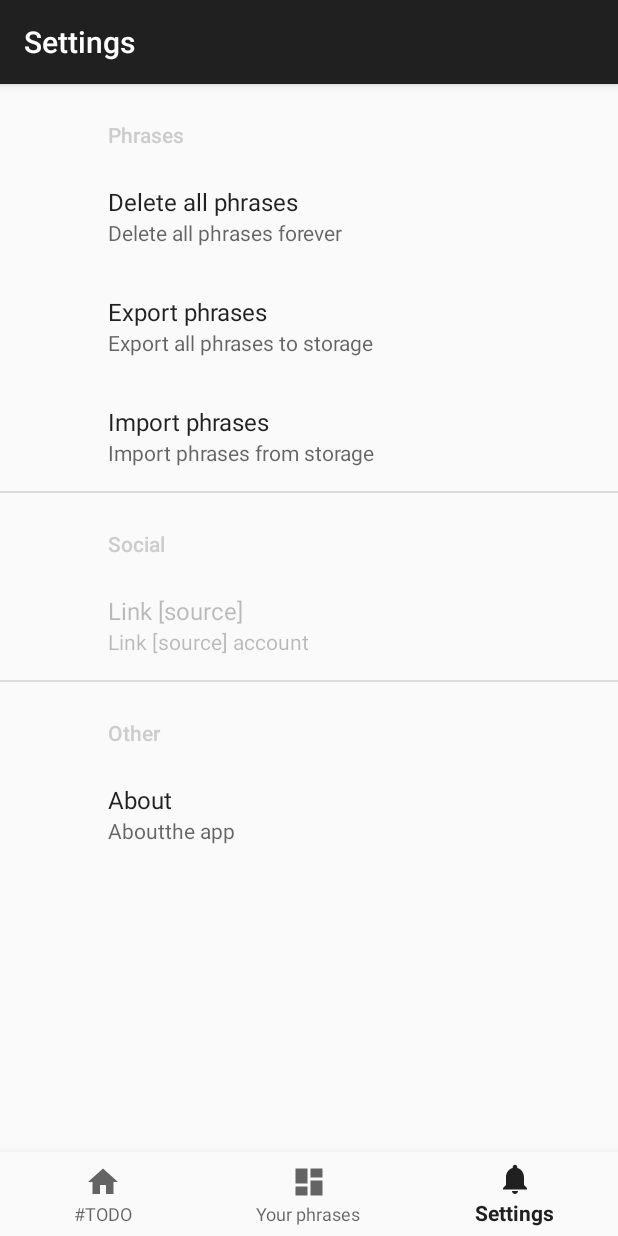
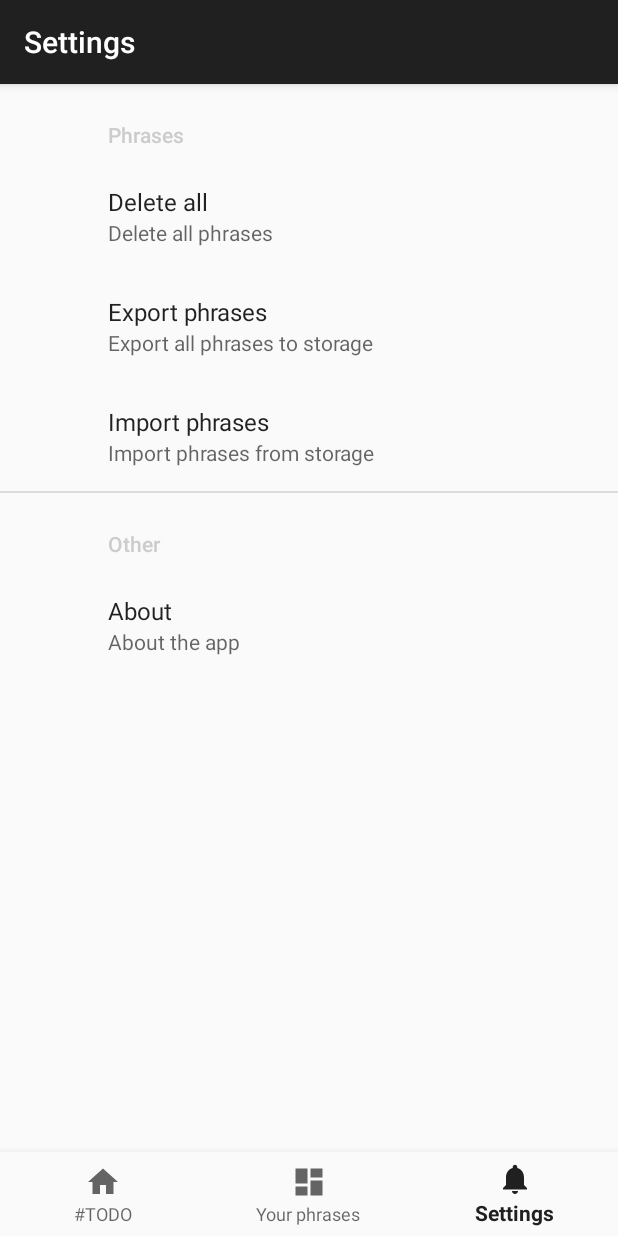
Before and after one commit to Redbu11dev/LangLearnApp, an Android app: the SettingsFragment screen opened through its navigation route, on a phone screen of 412 x 824 dp. Run offline under Robolectric (Android 15) with nearby library versions, the phone set to English and light mode, and no system bars; our stand-ins replace Room's generated code, androidx.preference, navigation-ui; libraries missing offline, so code that uses them is left out: com.github.doyaaaaaken.kotlincsv.

Commit message:
Moved strings to xml, minor code cleanup

```diff
--- a/app/src/main/java/com/redbu11/langlearnapp/ui/settings/SettingsViewModel.kt
+++ b/app/src/main/java/com/redbu11/langlearnapp/ui/settings/SettingsViewModel.kt
@@ -11,12 +11,6 @@ import kotlinx.coroutines.launch
 import java.io.File
 
 class SettingsViewModel(application: Application, private val repository: PhraseRepository) : AndroidViewModel(application) {
-
-    private val _text = MutableLiveData<String>().apply {
-        value = "This is notifications Fragment"
-    }
-    val text: LiveData<String> = _text
-
     val phrases = repository.phrases
 
     /**
--- a/app/src/main/res/layout/phrase_list_item.xml
+++ b/app/src/main/res/layout/phrase_list_item.xml
@@ -54,7 +54,7 @@
                     android:layout_width="wrap_content"
                     android:layout_height="wrap_content"
                     android:layout_marginHorizontal="10dp"
-                    android:text="Phrase (lang)"
+                    android:text="Phrase (lang):"
                     android:textSize="14sp"
                     app:layout_constraintTop_toTopOf="parent"
                     app:layout_constraintLeft_toLeftOf="parent"
@@ -78,7 +78,7 @@
                     android:layout_height="wrap_content"
                     android:layout_marginTop="10dp"
                     android:layout_marginHorizontal="10dp"
-                    android:text="Translation (lang)"
+                    android:text="Translation (lang):"
                     android:textSize="14sp"
                     app:layout_constraintTop_toBottomOf="@id/phrase_text_view"
                     app:layout_constraintLeft_toLeftOf="parent"
--- a/app/src/main/res/values/strings.xml
+++ b/app/src/main/res/values/strings.xml
@@ -7,11 +7,55 @@
     <string name="title_dashboard">Your phrases</string>
     <string name="title_settings">Settings</string>
 
+<!--    Dialogs-->
+    <string name="dialog_confirmation_default_message">Are you sure?</string>
+    <string name="dialog_confirmation_default_btn_positive">Yes</string>
+    <string name="dialog_confirmation_default_btn_negative">Cancel</string>
+
+    <string name="dialog_erase_db_message">Are you sure you want to delete all phrases permanently?</string>
+    <string name="dialog_erase_db_btn_positive">Delete</string>
+    <string name="dialog_erase_db_btn_negative">Cancel</string>
+
+<!--    Dashboard-->
+    <string name="dashboard_input_hint_phrase_language">Phrase language</string>
+    <string name="dashboard_input_hint_phrase_text">Phrase text</string>
+    <string name="dashboard_input_hint_translation_language">Translation language</string>
+    <string name="dashboard_input_hint_translation_text">Translation text</string>
+    <string name="dashboard_input_hint_notes">Notes</string>
+
     <string name="dashboard_btn_save">Save</string>
     <string name="dashboard_btn_clear_all">Clear All</string>
     <string name="dashboard_btn_update">Update</string>
     <string name="dashboard_btn_delete">Delete</string>
 
+    <string name="dashboard_error_enter_phrase_language">Please enter phrase language</string>
+    <string name="dashboard_error_enter_phrase_text">Please enter phrase text</string>
+    <string name="dashboard_error_enter_translation_language">Please enter translation language</string>
+    <string name="dashboard_error_enter_translation_text">Please enter translation text</string>
+
+    <string name="dashboard_phrase_insert_success">Phrase inserted successfully</string>
+    <string name="dashboard_phrase_update_success">phrase(s) updated successfully</string>
+    <string name="dashboard_phrase_delete_success">phrase(s) deleted successfully</string>
+
+<!--    Settings-->
+    <string name="settings_category_phrases">Phrases</string>
+    <string name="settings_pref_delete_all_name">Delete all</string>
+    <string name="settings_pref_delete_all_desc">Delete all phrases</string>
+    <string name="settings_pref_export_name">Export phrases</string>
+    <string name="settings_pref_export_desc">Export all phrases to storage</string>
+    <string name="settings_pref_import_name">Import phrases</string>
+    <string name="settings_pref_import_desc">Import phrases from storage</string>
+
+    <string name="settings_category_social">Social</string>
+
+    <string name="settings_category_other">Other</string>
+    <string name="settings_pref_about_name">About</string>
+    <string name="settings_pref_about_desc">About the app</string>
+
+    <string name="settings_view_filename">View %s</string>
+    <string name="settings_pick_csv_intent">Pick the database .csv</string>
+
+<!--    Phrase ListItem-->
     <string name="phrase_listItem_phraseLang_title">Phrase (%s):</string>
     <string name="phrase_listItem_translationLang_title">Translation (%s):</string>
 </resources>
--- a/app/src/main/res/xml/settings_pref.xml
+++ b/app/src/main/res/xml/settings_pref.xml
@@ -1,19 +1,19 @@
 <?xml version="1.0" encoding="utf-8"?>
 <androidx.preference.PreferenceScreen xmlns:android="http://schemas.android.com/apk/res/android"
     xmlns:app="http://schemas.android.com/apk/res-auto">
-    <PreferenceCategory android:title="Phrases">
+    <PreferenceCategory android:title="@string/settings_category_phrases">
         <Preference
             android:key="clear_all"
-            android:summary="Delete all phrases forever"
-            android:title="Delete all phrases" />
+            android:summary="@string/settings_pref_delete_all_desc"
+            android:title="@string/settings_pref_delete_all_name" />
         <Preference
             android:key="export_phrases"
-            android:summary="Export all phrases to storage"
-            android:title="Export phrases" />
+            android:summary="@string/settings_pref_export_desc"
+            android:title="@string/settings_pref_export_name" />
         <Preference
             android:key="import_phrases"
-            android:summary="Import phrases from storage"
-            android:title="Import phrases" />
+            android:summary="@string/settings_pref_import_desc"
+            android:title="@string/settings_pref_import_name" />
         <!--        <CheckBoxPreference-->
         <!--            android:key="clear_all"-->
         <!--            android:summary="Delete all phrases forever"-->
@@ -29,7 +29,8 @@
         <!--            android:summary="Click to switch on or off"-->
         <!--            android:title="Switch Preference" />-->
     </PreferenceCategory>
-    <PreferenceCategory android:title="Social">
+<!--    SOCIAL-->
+    <PreferenceCategory android:title="@string/settings_category_social" app:isPreferenceVisible="false">
         <Preference
             app:enabled="false"
             android:key="link_vk"
@@ -55,11 +56,11 @@
         <!--            android:summary="SeekBar"-->
         <!--            android:title="SeekBar Preference" />-->
     </PreferenceCategory>
-    <PreferenceCategory android:title="Other">
+    <PreferenceCategory android:title="@string/settings_category_other">
         <Preference
             android:key="about"
-            android:summary="Aboutthe app"
-            android:title="About" />
+            android:summary="@string/settings_pref_about_desc"
+            android:title="@string/settings_pref_about_name" />
         <!--        <Preference-->
         <!--            android:summary="Click to start an activity"-->
         <!--            android:title="Preference">-->
```
Also changed, not shown: app/src/main/java/com/redbu11/langlearnapp/ui/dashboard/DashboardViewModel.kt (+83 -37 lines), app/src/main/java/com/redbu11/langlearnapp/ui/dashboard/testconv.kt (deleted, +0 -16 lines), app/src/main/java/com/redbu11/langlearnapp/ui/dialogs/ConfirmationDialogFragment.kt (+4 -3 lines), app/src/main/java/com/redbu11/langlearnapp/ui/dialogs/EraseDatabaseDialog.kt (+4 -3 lines), app/src/main/java/com/redbu11/langlearnapp/ui/settings/SettingsFragment.kt (+17 -6 lines), app/src/main/java/com/redbu11/langlearnapp/utils/SoftUtils.kt (+9 -0 lines), app/src/main/res/layout/fragment_dashboard.xml (+5 -5 lines), app/src/main/res/layout/fragment_settings.xml (deleted, +0 -24 lines).
